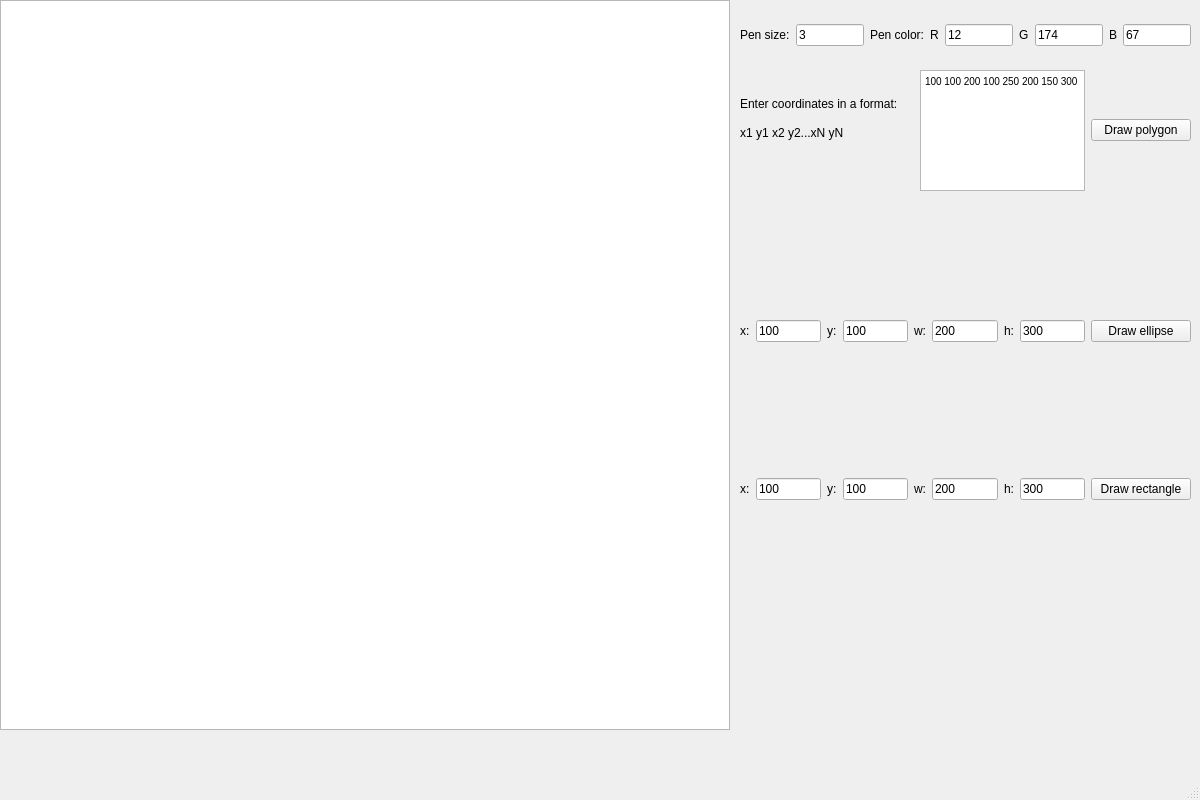
The window that mainwindow.ui (AHTOH2001/Cpp_lab1) describes before a commit, drawn with Qt 5.
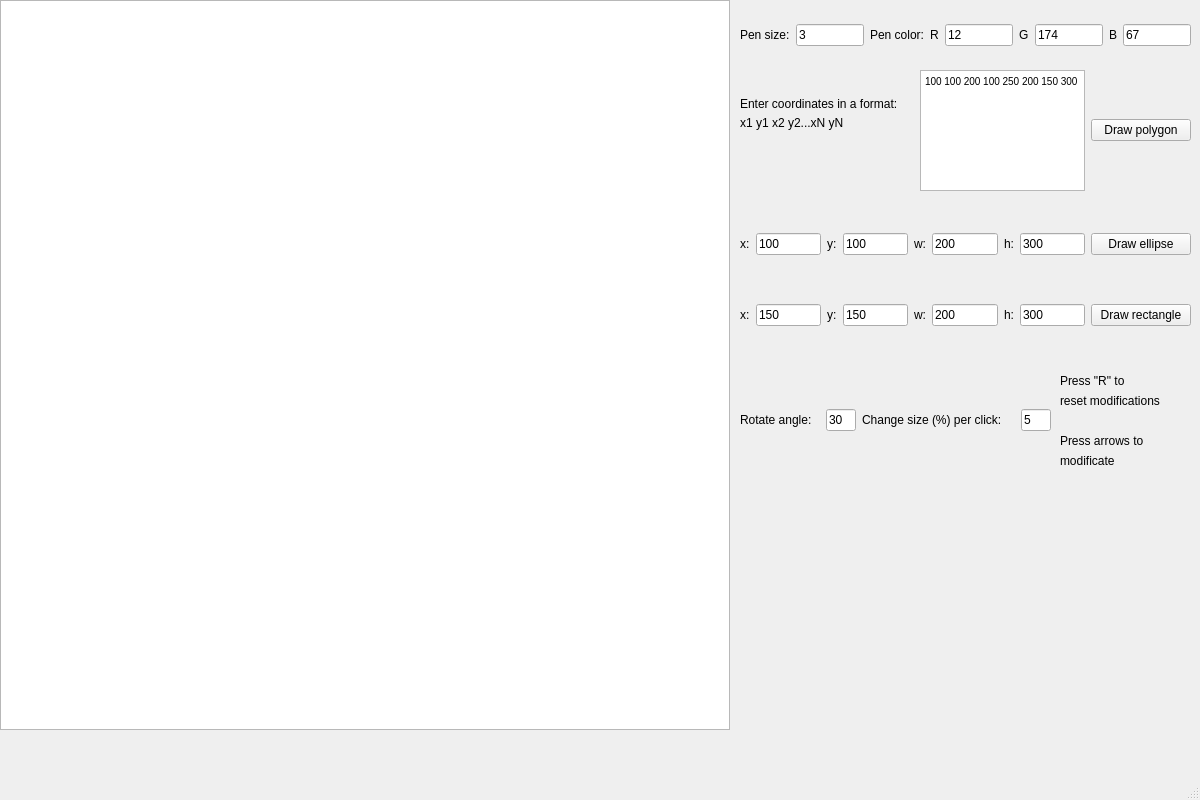
The same window after the commit.

The edit to the form file:
```diff
--- a/mainwindow.ui
+++ b/mainwindow.ui
@@ -20,7 +20,7 @@
       <x>740</x>
       <y>190</y>
       <width>451</width>
-      <height>441</height>
+      <height>181</height>
      </rect>
     </property>
     <layout class="QGridLayout" name="gridLayout">
@@ -73,7 +73,7 @@
      <item row="1" column="1">
       <widget class="QLineEdit" name="rect_x">
        <property name="text">
-        <string>100</string>
+        <string>150</string>
        </property>
       </widget>
      </item>
@@ -206,7 +206,7 @@
      <item row="1" column="3">
       <widget class="QLineEdit" name="rect_y">
        <property name="text">
-        <string>100</string>
+        <string>150</string>
        </property>
       </widget>
      </item>
@@ -363,7 +363,7 @@
     <property name="geometry">
      <rect>
       <x>740</x>
-      <y>100</y>
+      <y>90</y>
       <width>131</width>
       <height>66</height>
      </rect>
@@ -416,6 +416,182 @@
      <enum>Qt::WheelFocus</enum>
     </property>
    </widget>
+   <widget class="QWidget" name="gridLayoutWidget_4">
+    <property name="geometry">
+     <rect>
+      <x>740</x>
+      <y>380</y>
+      <width>311</width>
+      <height>80</height>
+     </rect>
+    </property>
+    <layout class="QGridLayout" name="gridLayout_4">
+     <item row="0" column="1">
+      <widget class="QLineEdit" name="rotate_angle">
+       <property name="maximumSize">
+        <size>
+         <width>30</width>
+         <height>16777215</height>
+        </size>
+       </property>
+       <property name="text">
+        <string>30</string>
+       </property>
+      </widget>
+     </item>
+     <item row="0" column="2">
+      <widget class="QLabel" name="label_17">
+       <property name="maximumSize">
+        <size>
+         <width>200</width>
+         <height>16777215</height>
+        </size>
+       </property>
+       <property name="text">
+        <string>Change size (%) per click:</string>
+       </property>
+       <property name="textFormat">
+        <enum>Qt::AutoText</enum>
+       </property>
+       <property name="indent">
+        <number>-3</number>
+       </property>
+      </widget>
+     </item>
+     <item row="0" column="3">
+      <widget class="QLineEdit" name="size">
+       <property name="maximumSize">
+        <size>
+         <width>30</width>
+         <height>16777215</height>
+        </size>
+       </property>
+       <property name="text">
+        <string>5</string>
+       </property>
+      </widget>
+     </item>
+     <item row="0" column="0">
+      <widget class="QLabel" name="label_16">
+       <property name="maximumSize">
+        <size>
+         <width>80</width>
+         <height>16777215</height>
+        </size>
+       </property>
+       <property name="text">
+        <string>Rotate angle:</string>
+       </property>
+       <property name="textFormat">
+        <enum>Qt::AutoText</enum>
+       </property>
+       <property name="indent">
+        <number>-3</number>
+       </property>
+      </widget>
+     </item>
+    </layout>
+   </widget>
+   <widget class="QLabel" name="label_18">
+    <property name="geometry">
+     <rect>
+      <x>1060</x>
+      <y>370</y>
+      <width>139</width>
+      <height>22</height>
+     </rect>
+    </property>
+    <property name="maximumSize">
+     <size>
+      <width>200</width>
+      <height>16777215</height>
+     </size>
+    </property>
+    <property name="text">
+     <string>Press &quot;R&quot; to</string>
+    </property>
+    <property name="textFormat">
+     <enum>Qt::AutoText</enum>
+    </property>
+    <property name="indent">
+     <number>-3</number>
+    </property>
+   </widget>
+   <widget class="QLabel" name="label_19">
+    <property name="geometry">
+     <rect>
+      <x>1060</x>
+      <y>390</y>
+      <width>139</width>
+      <height>22</height>
+     </rect>
+    </property>
+    <property name="maximumSize">
+     <size>
+      <width>200</width>
+      <height>16777215</height>
+     </size>
+    </property>
+    <property name="text">
+     <string>reset modifications</string>
+    </property>
+    <property name="textFormat">
+     <enum>Qt::AutoText</enum>
+    </property>
+    <property name="indent">
+     <number>-3</number>
+    </property>
+   </widget>
+   <widget class="QLabel" name="label_20">
+    <property name="geometry">
+     <rect>
+      <x>1060</x>
+      <y>430</y>
+      <width>139</width>
+      <height>22</height>
+     </rect>
+    </property>
+    <property name="maximumSize">
+     <size>
+      <width>200</width>
+      <height>16777215</height>
+     </size>
+    </property>
+    <property name="text">
+     <string>Press arrows to</string>
+    </property>
+    <property name="textFormat">
+     <enum>Qt::AutoText</enum>
+    </property>
+    <property name="indent">
+     <number>-3</number>
+    </property>
+   </widget>
+   <widget class="QLabel" name="label_21">
+    <property name="geometry">
+     <rect>
+      <x>1060</x>
+      <y>450</y>
+      <width>139</width>
+      <height>22</height>
+     </rect>
+    </property>
+    <property name="maximumSize">
+     <size>
+      <width>200</width>
+      <height>16777215</height>
+     </size>
+    </property>
+    <property name="text">
+     <string>modificate</string>
+    </property>
+    <property name="textFormat">
+     <enum>Qt::AutoText</enum>
+    </property>
+    <property name="indent">
+     <number>-3</number>
+    </property>
+   </widget>
   </widget>
   <widget class="QMenuBar" name="menubar">
    <property name="geometry">
```
